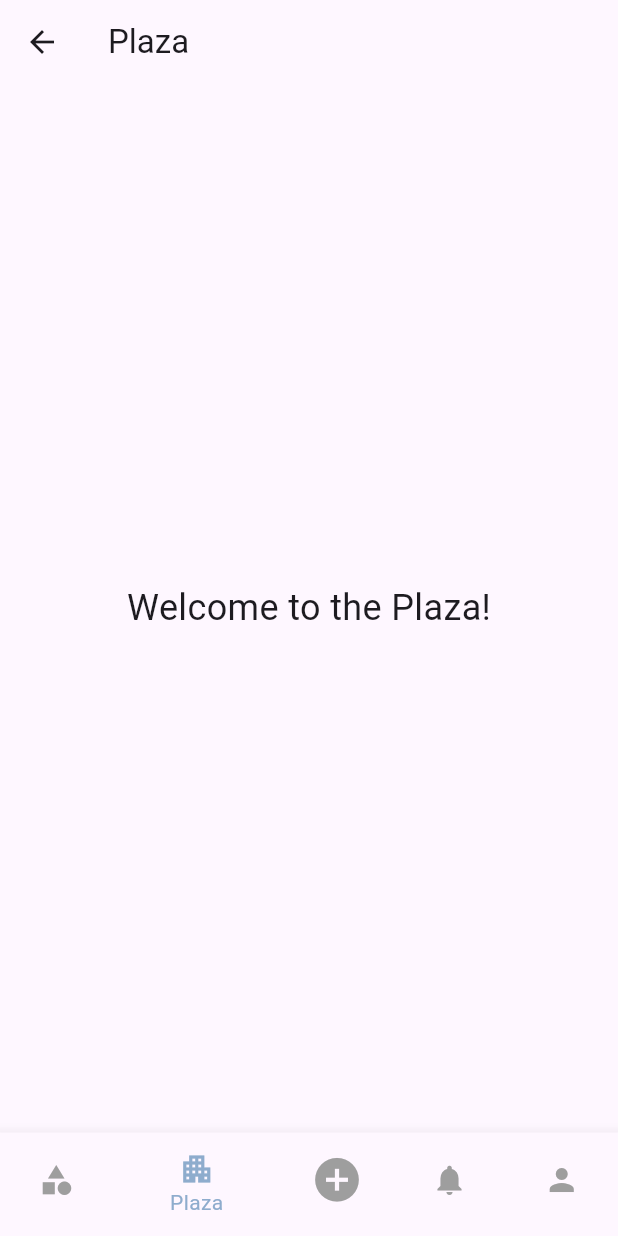
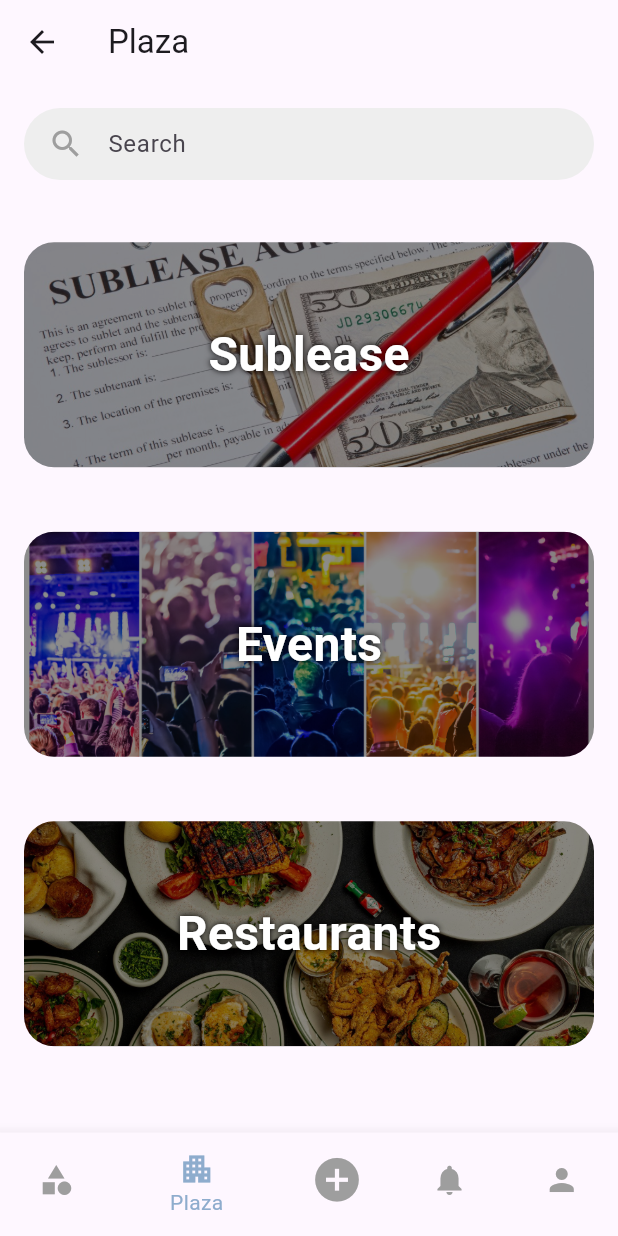
Before and after one commit to HarrisonPW/ThriftU, a Flutter app: the PlazaPage screen opened by its route, on a phone screen of 412 x 824 dp. Run offline on Flutter 3.47's test engine with Material 3 defaults, Android fonts, the phone set to English and light mode, and no system bars.

Commit message:
added plaza ui

```diff
--- a/ThriftU/lib/main.dart
+++ b/ThriftU/lib/main.dart
@@ -1,4 +1,8 @@
 import 'package:flutter/material.dart';
+import 'package:thriftu/events.dart';
+import 'package:thriftu/post.dart';
+import 'package:thriftu/restaurants.dart';
+import 'package:thriftu/sublease.dart';
 import 'login_page.dart';
 import 'signup_page.dart';
 import 'marketplace_page.dart';
@@ -41,6 +45,10 @@ class MyApp extends StatelessWidget {
         '/signup': (context) => const SignupPage(),
         '/marketplace': (context) => const MarketplacePage(),
         '/plaza': (context) => const PlazaPage(),
+        '/sublease': (context) => const SubleasePage(),
+        '/restaurants': (context) => const RestaurantsPage(),
+        '/events': (context) => const EventsPage(),
+        '/post': (context) => const PostPage(),
       },
     );
   }
--- a/ThriftU/lib/plaza_page.dart
+++ b/ThriftU/lib/plaza_page.dart
@@ -36,6 +36,10 @@ class _PlazaPageState extends State<PlazaPage> {
     }
   }
 
+  void _navigateToPage(String route) {
+    Navigator.pushNamed(context, route);
+  }
+
   @override
   Widget build(BuildContext context) {
     return Scaffold(
@@ -43,10 +47,152 @@ class _PlazaPageState extends State<PlazaPage> {
         title: const Text('Plaza'),
         backgroundColor: const Color(0xFFFFFF), // Set AppBar color
       ),
-      body: Center(
-        child: const Text(
-          'Welcome to the Plaza!',
-          style: TextStyle(fontSize: 24),
+      body: Padding(
+        padding: const EdgeInsets.all(16.0),
+        child: Column(
+          crossAxisAlignment: CrossAxisAlignment.stretch,
+          children: [
+            // Search Bar
+            Container(
+              padding: const EdgeInsets.symmetric(horizontal: 16.0),
+              decoration: BoxDecoration(
+                color: Colors.grey[200],
+                borderRadius: BorderRadius.circular(30),
+              ),
+              child: TextField(
+                decoration: InputDecoration(
+                  hintText: 'Search',
+                  border: InputBorder.none,
+                  icon: Icon(Icons.search, color: Colors.grey),
+                ),
+              ),
+            ),
+            const SizedBox(height: 20),
+
+            // First Image Button
+            Expanded(
+              child: GestureDetector(
+                onTap: () => _navigateToPage('/sublease'),
+                child: Stack(
+                  alignment: Alignment.center,
+                  children: [
+                    ClipRRect(
+                      borderRadius: BorderRadius.circular(20),
+                      child: ColorFiltered(
+                        colorFilter: ColorFilter.mode(
+                          Colors.black.withOpacity(0.45),
+                          BlendMode.darken,
+                        ),
+                        child: Container(
+                          height: 150,
+                          decoration: BoxDecoration(
+                            image: DecorationImage(
+                              image: AssetImage('assets/images/sublease.jpeg'), // Image path
+                              fit: BoxFit.cover,
+                            ),
+                          ),
+                        ),
+                      ),
+                    ),
+                    Center(
+                      child: Text(
+                        'Sublease',
+                        style: TextStyle(
+                          color: Colors.white,
+                          fontSize: 32,
+                          fontWeight: FontWeight.bold,
+                          shadows: [Shadow(blurRadius: 5.0, color: Colors.black)],
+                        ),
+                      ),
+                    ),
+                  ],
+                ),
+              ),
+            ),
+
+            // Second Image Button
+            Expanded(
+              child: GestureDetector(
+                onTap: () => _navigateToPage('/events'),
+                child: Stack(
+                  alignment: Alignment.center,
+                  children: [
+                    ClipRRect(
+                      borderRadius: BorderRadius.circular(20),
+                      child: ColorFiltered(
+                        colorFilter: ColorFilter.mode(
+                          Colors.black.withOpacity(0.45),
+                          BlendMode.darken,
+                        ),
+                        child: Container(
+                          height: 150,
+                          decoration: BoxDecoration(
+                            image: DecorationImage(
+                              image: AssetImage('assets/images/events.jpeg'), // Image path
+                              fit: BoxFit.cover,
+                            ),
+                          ),
+                        ),
+                      ),
+                    ),
+                    Center(
+                      child: Text(
+                        'Events',
+                        style: TextStyle(
+                          color: Colors.white,
+                          fontSize: 32,
+                          fontWeight: FontWeight.bold,
+                          shadows: [Shadow(blurRadius: 5.0, color: Colors.black)],
+                        ),
+                      ),
+                    ),
+                  ],
+                ),
+              ),
+            ),
+
+            // Third Image Button
+            Expanded(
+              child: GestureDetector(
+                onTap: () => _navigateToPage('/restaurants'),
+                child: Stack(
+                  alignment: Alignment.center,
+                  children: [
+                    ClipRRect(
+                      borderRadius: BorderRadius.circular(20),
+                      child: ColorFiltered(
+                        colorFilter: ColorFilter.mode(
+                          Colors.black.withOpacity(0.45),
+                          BlendMode.darken,
+                        ),
+                        child: Container(
+                          height: 150,
+                          decoration: BoxDecoration(
+                            image: DecorationImage(
+                              image: AssetImage('assets/images/restaurants.jpeg'), // Image path
+                              fit: BoxFit.cover,
+                            ),
+                          ),
+                        ),
+                      ),
+                    ),
+                    Center(
+                      child: Text(
+                        'Restaurants',
+                        style: TextStyle(
+                          color: Colors.white,
+                          fontSize: 32,
+                          fontWeight: FontWeight.bold,
+                          shadows: [Shadow(blurRadius: 5.0, color: Colors.black)],
+                        ),
+                      ),
+                    ),
+                  ],
+                ),
+              ),
+            ),
+            const SizedBox(height: 20),
+          ],
         ),
       ),
       bottomNavigationBar: CustomBottomNavigationBar(
```
Also changed, not shown: ThriftU/lib/events.dart (added, +29 -0 lines), ThriftU/lib/post.dart (added, +57 -0 lines), ThriftU/lib/restaurants.dart (added, +29 -0 lines), ThriftU/lib/sublease.dart (added, +29 -0 lines), ThriftU/pubspec.yaml (+4 -3 lines), ThriftU/assets/images/events.jpeg (added), ThriftU/assets/images/restaurants.jpeg (added), ThriftU/assets/images/sublease.jpeg (added), 1 other file.
